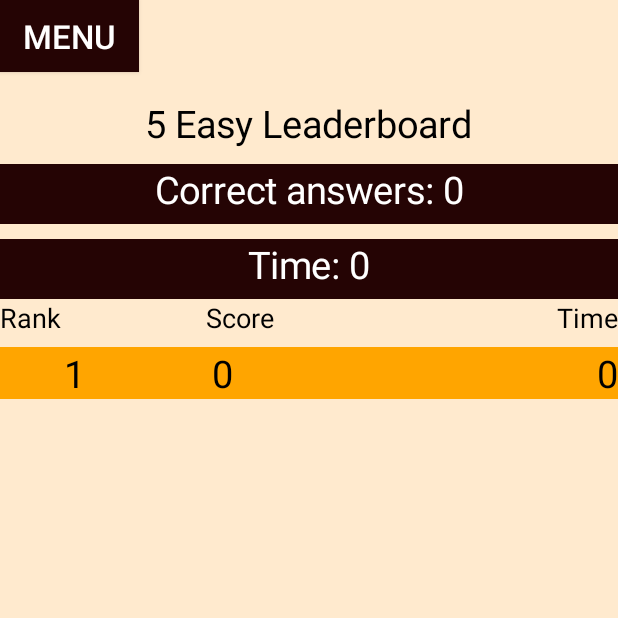
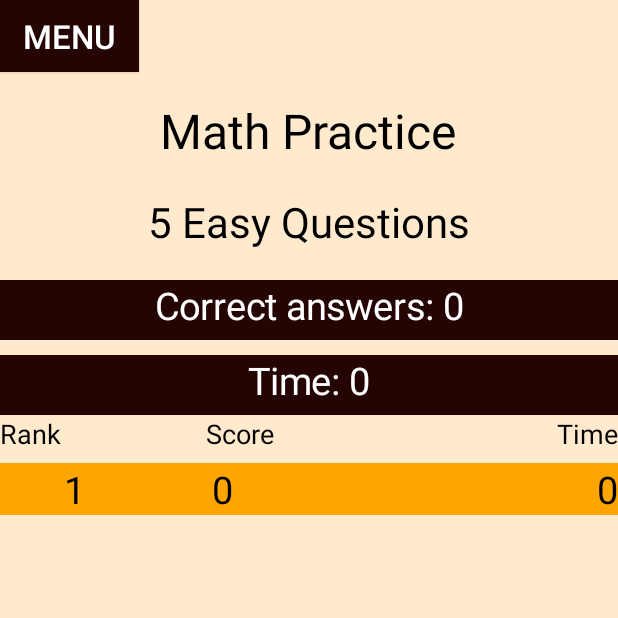
Before and after one commit to MilapNaik/MentalMathWorkout, an Android app: the FinishTest screen opened directly, with no data from a screen before it, on a phone screen of 412 x 824 dp, the top half of it. Run offline under Robolectric (Android 15) with nearby library versions, the phone set to English and light mode, and no system bars; 5 statements that could not run were skipped.

Commit message:
Small changes to UI

```diff
--- a/app/src/main/java/com/milapnaik/tradermathtest/FinishTest.java
+++ b/app/src/main/java/com/milapnaik/tradermathtest/FinishTest.java
@@ -20,6 +20,7 @@ public class FinishTest extends AppCompatActivity{
     String rank = "1";
     String Difficulty;
     int Questions;
+    Boolean isTest;
     public static final String MyPREFERENCES = "MyPrefs" ;
     SharedPreferences sharedpreferences;
 
@@ -34,7 +35,7 @@ public class FinishTest extends AppCompatActivity{
         Bundle extras = intent.getExtras();
         correct = extras.getString("NUM_CORRECT");
         timed = extras.getString("TIMER");
-        test_type = extras.getString("TEST_TYPE");
+        test_type = extras.getString("TEST_TYPE"); //Math or Seq
 
         // Find what difficulty from the preferences
         sharedpreferences = getSharedPreferences(MyPREFERENCES, Context.MODE_PRIVATE);
@@ -42,10 +43,42 @@ public class FinishTest extends AppCompatActivity{
         Questions = sharedpreferences.getInt("NUM_QUESTIONS", 5);
 
 
+        sharedpreferences = getSharedPreferences(MyPREFERENCES, Context.MODE_PRIVATE);
+        isTest = sharedpreferences.getBoolean("Test", false);
+
+        TextView test = (TextView) findViewById(R.id.test);
+        test.setTextColor(Color.BLACK);
+        test.setTextSize(32);
+
+        if (isTest == true){
+            if (test_type.equals("Seq")) {
+                Questions = 50;
+                test.setText("Sequence Test");
+            }
+            else {
+                Questions = 80;
+                test.setText("Math Test");
+            }
+        }
+        else{
+            if (test_type.equals("Seq")) {
+                test.setText("Sequence Practice");
+            }
+            else {
+                test.setText("Math Practice");
+            }
+        }
+
+        SharedPreferences.Editor editor = sharedpreferences.edit();
+        editor.putBoolean("Test", false);
+        editor.commit();
+
+
+
         TextView leaderboard = (TextView) findViewById(R.id.leaderboard);
         leaderboard.setTextColor(Color.BLACK);
-        leaderboard.setTextSize(25);
-        leaderboard.setText(Questions + " " + Difficulty + " Leaderboard");
+        leaderboard.setTextSize(28);
+        leaderboard.setText(Questions + " " + Difficulty + " Questions");
 
         TextView numcorrect = (TextView) findViewById(R.id.correct_count);
         numcorrect.setTextColor(Color.WHITE);
@@ -62,6 +95,7 @@ public class FinishTest extends AppCompatActivity{
 
         // Add to specific leaderboard
         if (test_type.equals("Seq")){
+
             if (Difficulty.equals("Hard")) {
                 BackgroundTask backgroundTask = new BackgroundTask(this);
                 backgroundTask.execute("add_hsinfo", rank, correct, timed);
--- a/app/src/main/java/com/milapnaik/tradermathtest/MathTest.java
+++ b/app/src/main/java/com/milapnaik/tradermathtest/MathTest.java
@@ -282,7 +282,7 @@ public class MathTest extends AppCompatActivity {
 
                     SharedPreferences preference = getSharedPreferences(MyPREFERENCES, Context.MODE_PRIVATE);
                     SharedPreferences.Editor editor = preference.edit();
-                    editor.putString("Practortest", "Test");
+                    editor.putBoolean("Test", true);
                     editor.commit();
 
                     startActivity(intent);
--- a/app/src/main/java/com/milapnaik/tradermathtest/SeqTest.java
+++ b/app/src/main/java/com/milapnaik/tradermathtest/SeqTest.java
@@ -277,7 +277,7 @@ public class SeqTest extends AppCompatActivity {
 
                     SharedPreferences preference = getSharedPreferences(MyPREFERENCES, Context.MODE_PRIVATE);
                     SharedPreferences.Editor editor = preference.edit();
-                    editor.putString("Practortest", "Test");
+                    editor.putBoolean("Test", true);
                     editor.commit();
                     startActivity(intent);
                     finish();
--- a/app/src/main/res/layout/activity_finishtest.xml
+++ b/app/src/main/res/layout/activity_finishtest.xml
@@ -10,18 +10,6 @@
     android:id="@+id/ftestcontent"
     android:background="@color/background">
 
-
-    <TextView
-        android:layout_width="wrap_content"
-        android:layout_height="wrap_content"
-        android:textAppearance="?android:attr/textAppearanceMedium"
-        android:text="Leaderboards"
-        android:textSize="32sp"
-        android:textColor="#000"
-        android:id="@+id/leaderboard"
-        android:layout_alignParentTop="true"
-        android:layout_centerHorizontal="true"
-        android:layout_marginTop="65dp" />
 
     <Button
         style="?android:attr/buttonStyleSmall"
@@ -40,6 +28,26 @@
         android:layout_alignParentStart="true" />
 
     <TextView
+        android:layout_width="wrap_content"
+        android:layout_height="wrap_content"
+        android:id="@+id/test"
+        android:layout_alignParentTop="true"
+        android:layout_marginTop="65dp"
+        android:layout_centerHorizontal="true" />
+
+    <TextView
+        android:layout_width="wrap_content"
+        android:layout_height="wrap_content"
+        android:textAppearance="?android:attr/textAppearanceMedium"
+        android:text="Leaderboard"
+        android:textSize="32sp"
+        android:textColor="#000"
+        android:id="@+id/leaderboard"
+        android:layout_below="@id/test"
+        android:layout_marginTop="20dp"
+        android:layout_centerHorizontal="true" />
+
+    <TextView
         android:layout_width="match_parent"
         android:layout_height="40dp"
         android:id="@+id/correct_count"
@@ -47,7 +55,7 @@
         android:background="@color/blackish"
         android:layout_below="@id/leaderboard"
         android:layout_centerHorizontal="true"
-        android:layout_marginTop="10dp" />
+        android:layout_marginTop="20dp" />
 
     <TextView
         android:layout_width="match_parent"
```
Also changed, not shown: app/src/main/java/com/milapnaik/tradermathtest/CountDown.java (+24 -1 lines), app/src/main/res/layout/activity_cd.xml (+9 -0 lines).
